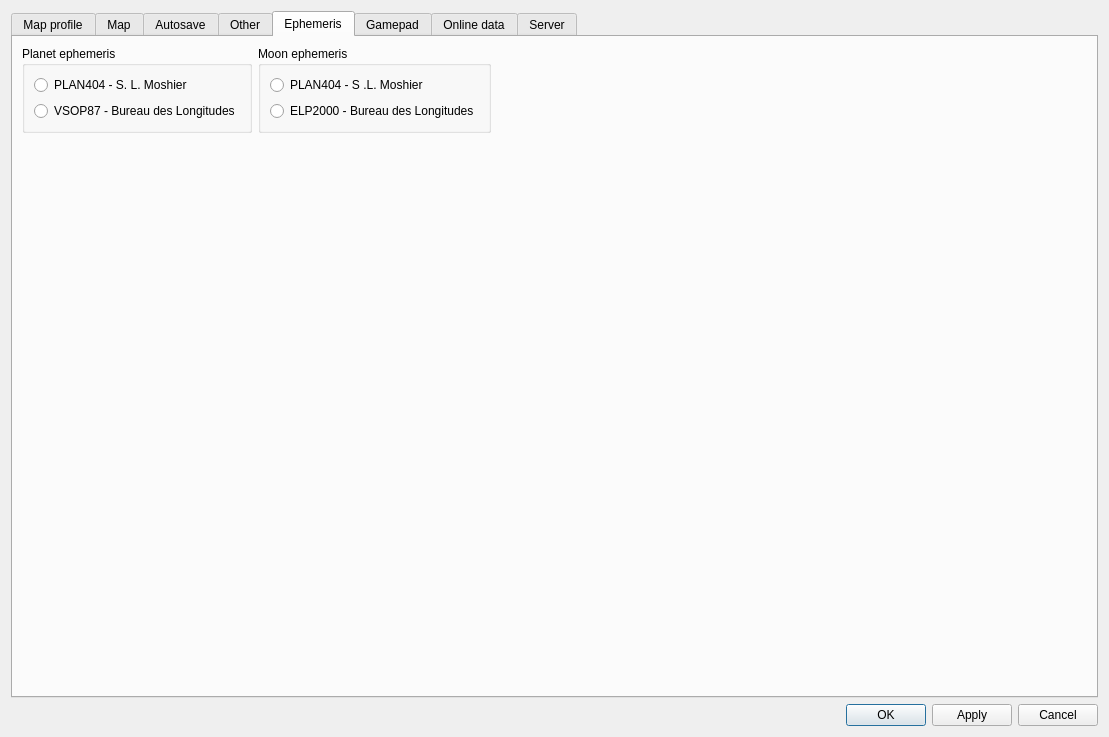
Before: the Qt Designer form csetting.ui in PavelMr/skytechx, drawn with Qt 5.
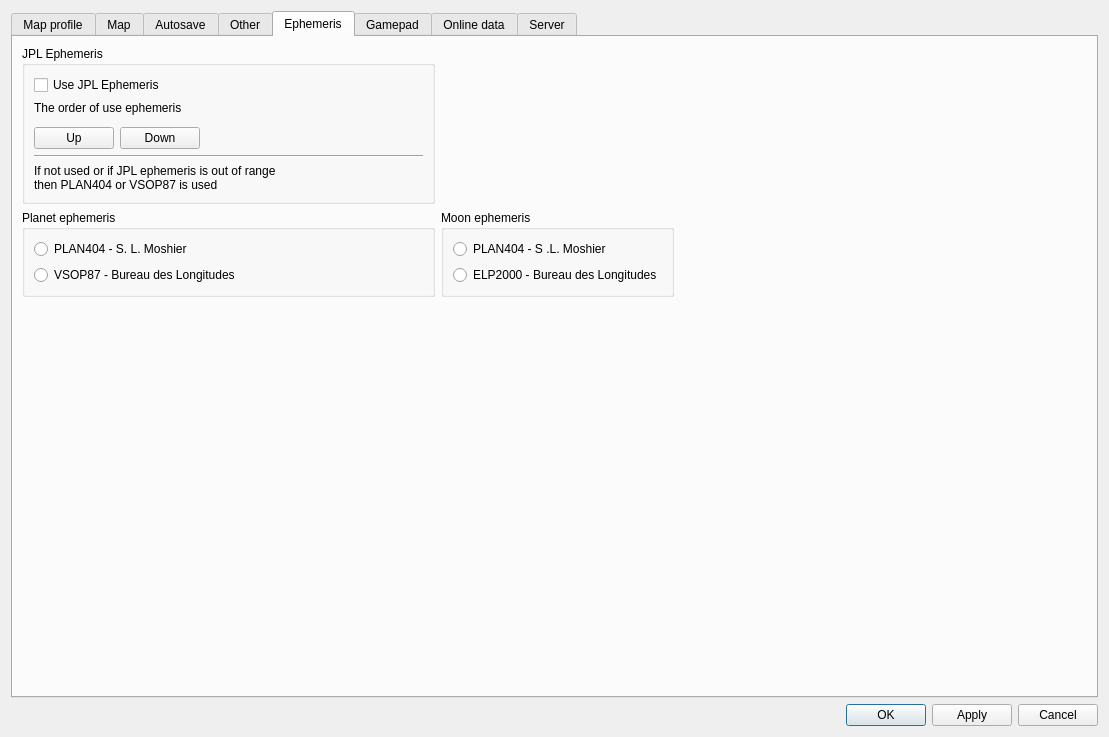
After: the same form once the commit is applied. The open tabs and pages were chosen to show the change. Custom widgets are drawn as their Qt base class.

Diff of the .ui file:
```diff
--- a/csetting.ui
+++ b/csetting.ui
@@ -4494,20 +4494,7 @@
       <layout class="QVBoxLayout" name="verticalLayout_104">
        <item>
         <layout class="QGridLayout" name="gridLayout_12">
-         <item row="0" column="2">
-          <spacer name="horizontalSpacer_22">
-           <property name="orientation">
-            <enum>Qt::Horizontal</enum>
-           </property>
-           <property name="sizeHint" stdset="0">
-            <size>
-             <width>40</width>
-             <height>20</height>
-            </size>
-           </property>
-          </spacer>
-         </item>
-         <item row="0" column="0">
+         <item row="1" column="0">
           <widget class="QGroupBox" name="groupBox_31">
            <property name="title">
             <string>Planet ephemeris</string>
@@ -4530,20 +4517,7 @@
            </layout>
           </widget>
          </item>
-         <item row="1" column="0">
-          <spacer name="verticalSpacer_19">
-           <property name="orientation">
-            <enum>Qt::Vertical</enum>
-           </property>
-           <property name="sizeHint" stdset="0">
-            <size>
-             <width>20</width>
-             <height>40</height>
-            </size>
-           </property>
-          </spacer>
-         </item>
-         <item row="0" column="1">
+         <item row="1" column="1">
           <widget class="QGroupBox" name="groupBox_32">
            <property name="title">
             <string>Moon ephemeris</string>
@@ -4566,6 +4540,104 @@
            </layout>
           </widget>
          </item>
+         <item row="3" column="0">
+          <spacer name="verticalSpacer_19">
+           <property name="orientation">
+            <enum>Qt::Vertical</enum>
+           </property>
+           <property name="sizeHint" stdset="0">
+            <size>
+             <width>20</width>
+             <height>40</height>
+            </size>
+           </property>
+          </spacer>
+         </item>
+         <item row="1" column="2">
+          <spacer name="horizontalSpacer_22">
+           <property name="orientation">
+            <enum>Qt::Horizontal</enum>
+           </property>
+           <property name="sizeHint" stdset="0">
+            <size>
+             <width>40</width>
+             <height>20</height>
+            </size>
+           </property>
+          </spacer>
+         </item>
+         <item row="0" column="0">
+          <widget class="QGroupBox" name="groupBox_33">
+           <property name="title">
+            <string>JPL Ephemeris</string>
+           </property>
+           <layout class="QVBoxLayout" name="verticalLayout_106">
+            <item>
+             <widget class="QCheckBox" name="checkBox_22">
+              <property name="text">
+               <string>Use JPL Ephemeris</string>
+              </property>
+             </widget>
+            </item>
+            <item>
+             <widget class="QLabel" name="label_119">
+              <property name="text">
+               <string>The order of use ephemeris</string>
+              </property>
+             </widget>
+            </item>
+            <item>
+             <widget class="CSimpleList" name="jplList" native="true"/>
+            </item>
+            <item>
+             <layout class="QHBoxLayout" name="horizontalLayout_33">
+              <item>
+               <widget class="QPushButton" name="pushButton_67">
+                <property name="text">
+                 <string>Up</string>
+                </property>
+               </widget>
+              </item>
+              <item>
+               <widget class="QPushButton" name="pushButton_68">
+                <property name="text">
+                 <string>Down</string>
+                </property>
+               </widget>
+              </item>
+              <item>
+               <spacer name="horizontalSpacer_23">
+                <property name="orientation">
+                 <enum>Qt::Horizontal</enum>
+                </property>
+                <property name="sizeHint" stdset="0">
+                 <size>
+                  <width>40</width>
+                  <height>20</height>
+                 </size>
+                </property>
+               </spacer>
+              </item>
+             </layout>
+            </item>
+            <item>
+             <widget class="Line" name="line_6">
+              <property name="orientation">
+               <enum>Qt::Horizontal</enum>
+              </property>
+             </widget>
+            </item>
+            <item>
+             <widget class="QLabel" name="label_120">
+              <property name="text">
+               <string>If not used or if JPL ephemeris is out of range
+then PLAN404 or VSOP87 is used</string>
+              </property>
+             </widget>
+            </item>
+           </layout>
+          </widget>
+         </item>
         </layout>
        </item>
       </layout>
@@ -5433,6 +5505,12 @@
    <header>cstarexample.h</header>
    <container>1</container>
   </customwidget>
+  <customwidget>
+   <class>CSimpleList</class>
+   <extends>QWidget</extends>
+   <header>csimplelist.h</header>
+   <container>1</container>
+  </customwidget>
  </customwidgets>
  <resources/>
  <connections>
```
Left out of the diff: 26 changed lines with no effect on the pictures.
